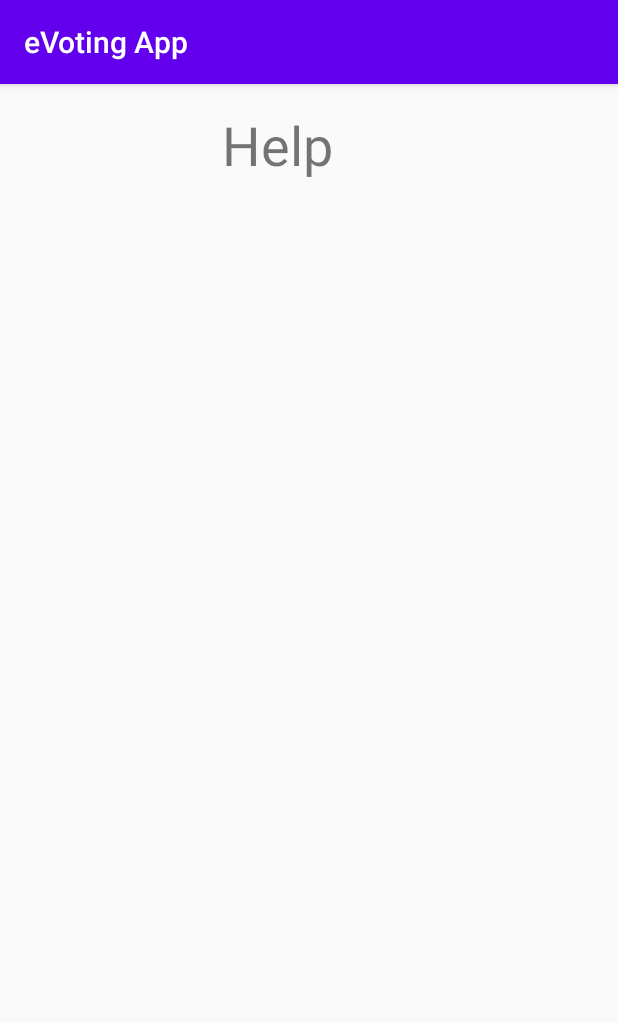
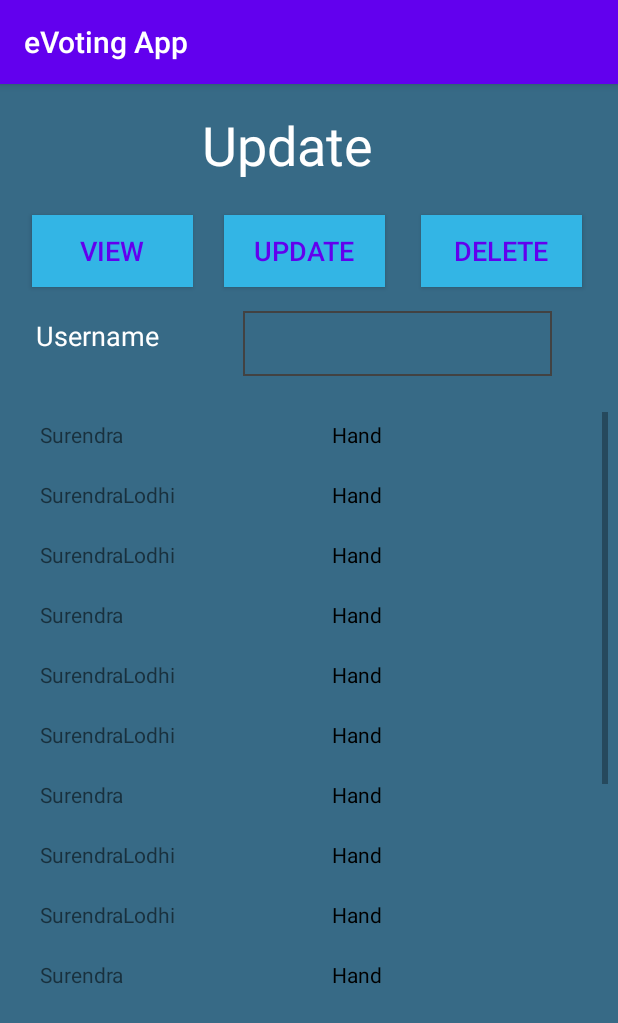
Before and after one commit to surendralodhi9/e-Voting-App, an Android app: the screen it shows after launch (HelpActivity before the commit, ModifyCandidateActivity after it), after a tap on an icon or button, on a phone screen of 412 x 824 dp. Shown: the top 1023 px of the screen. Run offline under Robolectric (Android 15) with nearby library versions, the phone set to English and light mode, and no system bars.

Commit message:
Update 4

```diff
--- a/eVotingApp/app/src/main/AndroidManifest.xml
+++ b/eVotingApp/app/src/main/AndroidManifest.xml
@@ -9,7 +9,9 @@
         android:roundIcon="@mipmap/ic_launcher_round"
         android:supportsRtl="true"
         android:theme="@style/AppTheme">
-        <activity android:name=".HelpActivity"></activity>
+        <activity android:name=".ModifyCandidateActivity" />
+        <activity android:name=".RegistrationActivity" />
+        <activity android:name=".HelpActivity" />
         <activity android:name=".ContactActivity" />
         <activity android:name=".AboutActivity" />
         <activity android:name=".LoginActivity" />
--- /dev/null
+++ b/eVotingApp/app/src/main/java/com/example/evotingapp/Candidate.java
@@ -0,0 +1,24 @@
+package com.example.evotingapp;
+
+public class Candidate {
+
+
+    public String Username;
+    public String Name;
+    public String FatherName;
+    public String Constituency;
+    public String Sign;
+
+    public Candidate(String Username,String Name,String FatherName,String Constituency,String Sign)
+    {
+
+        this.Username=Username;
+        this.Name=Name;
+        this.FatherName=FatherName;
+        this.Constituency=Constituency;
+        this.Sign=Sign;
+    }
+
+
+
+}
--- a/eVotingApp/app/src/main/java/com/example/evotingapp/MainActivity.java
+++ b/eVotingApp/app/src/main/java/com/example/evotingapp/MainActivity.java
@@ -66,7 +66,7 @@ public class MainActivity extends AppCompatActivity {
             public void onClick(View view)
             {
 
-                Intent intent=new Intent(getApplicationContext(),HelpActivity.class);
+                Intent intent=new Intent(getApplicationContext(),ModifyCandidateActivity.class);
                 startActivity(intent);
             }
 
--- /dev/null
+++ b/eVotingApp/app/src/main/java/com/example/evotingapp/ModifyCandidateActivity.java
@@ -0,0 +1,73 @@
+package com.example.evotingapp;
+
+import androidx.appcompat.app.AppCompatActivity;
+
+import android.os.Bundle;
+import android.widget.Button;
+import android.widget.EditText;
+import android.widget.GridView;
+import android.widget.ListAdapter;
+
+import java.util.ArrayList;
+import java.util.List;
+
+public class ModifyCandidateActivity extends AppCompatActivity {
+
+
+    private EditText Username;
+    private Button viewButton;
+    private Button deleteButton;
+    private Button updateButton;
+    private GridView displayGrid;
+
+    private ArrayList<Candidate> candidatesList;
+
+
+    @Override
+    protected void onCreate(Bundle savedInstanceState) {
+        super.onCreate(savedInstanceState);
+        setContentView(R.layout.activity_modify_candidate);
+
+
+        setUpAllUi();
+        candidatesList=new ArrayList<>();
+        Candidate candidate=new Candidate("surendralodhi9","Surendra","Imrat","Pichhore","Hand");
+        Candidate candidate1=new Candidate("surendralodhi","SurendraLodhi","Imrat","Pichhore","Hand");
+        Candidate candidate2=new Candidate("surendralodhi","SurendraLodhi","Imrat","Pichhore","Hand");
+        candidatesList.add(candidate);
+        candidatesList.add(candidate1);
+        candidatesList.add(candidate2);
+        candidatesList.add(candidate);
+        candidatesList.add(candidate1);
+        candidatesList.add(candidate2);
+        candidatesList.add(candidate);
+        candidatesList.add(candidate1);
+        candidatesList.add(candidate2);
+        candidatesList.add(candidate);
+        candidatesList.add(candidate1);
+        candidatesList.add(candidate2);
+        candidatesList.add(candidate);
+        candidatesList.add(candidate1);
+        candidatesList.add(candidate2);
+
+
+
+
+
+
+        MyAdapter myAdapter=new MyAdapter(this,R.layout.grid_view_candidates,candidatesList);
+        displayGrid.setAdapter(myAdapter);
+
+    }
+    protected void setUpAllUi()
+    {
+
+        Username=(EditText)findViewById(R.id.updateEmail);
+        viewButton=(Button)findViewById(R.id.viewButton);
+        deleteButton=(Button)findViewById(R.id.deleteButton);
+        updateButton=(Button)findViewById(R.id.updateButton);
+        displayGrid=(GridView)findViewById(R.id.displayGrid);
+
+
+    }
+}
--- /dev/null
+++ b/eVotingApp/app/src/main/java/com/example/evotingapp/MyAdapter.java
@@ -0,0 +1,41 @@
+package com.example.evotingapp;
+
+import android.content.Context;
+import android.view.LayoutInflater;
+import android.view.View;
+import android.view.ViewGroup;
+import android.widget.ArrayAdapter;
+import android.widget.ImageView;
+import android.widget.TextView;
+
+import java.util.ArrayList;
+
+public class MyAdapter extends ArrayAdapter<Candidate> {
+
+    ArrayList<Candidate> candidatesList = new ArrayList<>();
+
+    public MyAdapter(Context context, int textViewResourceId, ArrayList<Candidate> objects) {
+        super(context, textViewResourceId, objects);
+        candidatesList = objects;
+    }
+
+    @Override
+    public int getCount() {
+        return super.getCount();
+    }
+
+    @Override
+    public View getView(int position, View convertView, ViewGroup parent) {
+
+        View v = convertView;
+        LayoutInflater inflater = (LayoutInflater) getContext().getSystemService(Context.LAYOUT_INFLATER_SERVICE);
+        v = inflater.inflate(R.layout.grid_view_candidates, null);
+        TextView nameView = (TextView) v.findViewById(R.id.nameView);
+        TextView signView = (TextView) v.findViewById(R.id.signView);
+        nameView.setText(candidatesList.get(position).Name);
+        signView.setText(candidatesList.get(position).Sign);
+        return v;
+
+    }
+
+}
--- a/eVotingApp/app/src/main/res/layout/activity_about.xml
+++ b/eVotingApp/app/src/main/res/layout/activity_about.xml
@@ -4,6 +4,7 @@
     xmlns:tools="http://schemas.android.com/tools"
     android:layout_width="match_parent"
     android:layout_height="match_parent"
+    android:background="@color/background_color"
     tools:context=".AboutActivity">
 
     <TextView
@@ -12,6 +13,7 @@
         android:layout_height="47dp"
         android:layout_marginTop="16dp"
         android:text="About"
+        android:textColor="@android:color/white"
         android:textSize="36sp"
         app:layout_constraintBottom_toTopOf="@+id/aboutTextView"
         app:layout_constraintEnd_toEndOf="parent"
@@ -28,6 +30,7 @@
         android:layout_marginEnd="16dp"
         android:layout_marginRight="16dp"
         android:scrollbars="vertical"
+        android:textColor="@android:color/white"
         android:textSize="24sp"
         app:layout_constraintEnd_toEndOf="parent"
         app:layout_constraintHorizontal_bias="0.0"
--- a/eVotingApp/app/src/main/res/layout/activity_contact.xml
+++ b/eVotingApp/app/src/main/res/layout/activity_contact.xml
@@ -4,6 +4,7 @@
     xmlns:tools="http://schemas.android.com/tools"
     android:layout_width="match_parent"
     android:layout_height="match_parent"
+    android:background="@color/background_color"
     tools:context=".ContactActivity">
 
     <TextView
@@ -12,8 +13,9 @@
         android:layout_height="47dp"
         android:layout_marginTop="16dp"
         android:text="Contact"
+        android:textColor="@android:color/white"
+
         android:textSize="36sp"
-
         app:layout_constraintEnd_toEndOf="parent"
         app:layout_constraintStart_toStartOf="parent"
         app:layout_constraintTop_toTopOf="parent" />
--- a/eVotingApp/app/src/main/res/layout/activity_help.xml
+++ b/eVotingApp/app/src/main/res/layout/activity_help.xml
@@ -4,6 +4,7 @@
     xmlns:tools="http://schemas.android.com/tools"
     android:layout_width="match_parent"
     android:layout_height="match_parent"
+    android:background="@color/background_color"
     tools:context=".HelpActivity">
 
     <TextView
@@ -12,6 +13,7 @@
         android:layout_height="53dp"
         android:layout_marginTop="16dp"
         android:text="Help"
+        android:textColor="@android:color/white"
         android:textSize="36sp"
         app:layout_constraintBottom_toTopOf="@id/helpHeading"
         app:layout_constraintEnd_toEndOf="parent"
--- a/eVotingApp/app/src/main/res/layout/activity_main.xml
+++ b/eVotingApp/app/src/main/res/layout/activity_main.xml
@@ -4,6 +4,7 @@
     xmlns:tools="http://schemas.android.com/tools"
     android:layout_width="match_parent"
     android:layout_height="match_parent"
+    android:background="@color/background_color"
     tools:context=".MainActivity">
 
     <ImageButton
@@ -29,7 +30,6 @@
         android:layout_marginStart="32dp"
         android:layout_marginLeft="32dp"
         android:layout_marginTop="32dp"
-        android:focusableInTouchMode="true"
         android:src="@drawable/admin_button_res"
         app:layout_constraintEnd_toStartOf="@+id/imageButtonLogin"
         app:layout_constraintHorizontal_bias="0.0"
--- /dev/null
+++ b/eVotingApp/app/src/main/res/layout/activity_modify_candidate.xml
@@ -0,0 +1,108 @@
+<?xml version="1.0" encoding="utf-8"?>
+<androidx.constraintlayout.widget.ConstraintLayout xmlns:android="http://schemas.android.com/apk/res/android"
+    xmlns:app="http://schemas.android.com/apk/res-auto"
+    xmlns:tools="http://schemas.android.com/tools"
+    android:layout_width="match_parent"
+    android:layout_height="match_parent"
+    android:background="@color/background_color"
+    tools:context=".ModifyCandidateActivity">
+
+    <EditText
+        android:id="@+id/updateEmail"
+        android:layout_width="206dp"
+        android:layout_height="43dp"
+        android:layout_marginTop="16dp"
+        android:layout_marginEnd="44dp"
+        android:layout_marginRight="44dp"
+        android:background="@drawable/edit_text_background"
+        android:ems="10"
+        android:inputType="textEmailAddress"
+        android:textColor="@android:color/white"
+        app:layout_constraintEnd_toEndOf="parent"
+        app:layout_constraintTop_toBottomOf="@+id/updateButton" />
+
+    <TextView
+        android:id="@+id/emailLable3"
+        android:layout_width="109dp"
+        android:layout_height="43dp"
+        android:layout_marginStart="24dp"
+        android:layout_marginLeft="24dp"
+        android:layout_marginTop="20dp"
+        android:text="Username"
+        android:textColor="@android:color/white"
+        android:textSize="18sp"
+        app:layout_constraintEnd_toStartOf="@+id/editTextEmailAdmin"
+        app:layout_constraintHorizontal_bias="0.2"
+        app:layout_constraintStart_toStartOf="parent"
+        app:layout_constraintTop_toBottomOf="@+id/viewButton" />
+
+    <Button
+        android:id="@+id/deleteButton"
+        android:layout_width="107dp"
+        android:layout_height="48dp"
+        android:layout_marginTop="24dp"
+        android:layout_marginEnd="24dp"
+        android:layout_marginRight="24dp"
+        android:background="@android:color/holo_blue_light"
+        android:text="Delete"
+        android:textColor="@color/colorPrimary"
+        android:textSize="18sp"
+        app:layout_constraintEnd_toEndOf="parent"
+        app:layout_constraintTop_toBottomOf="@+id/updateHeading" />
+
+    <Button
+        android:id="@+id/updateButton"
+        android:layout_width="107dp"
+        android:layout_height="48dp"
+        android:layout_marginTop="24dp"
+        android:layout_marginEnd="24dp"
+        android:layout_marginRight="24dp"
+        android:background="@android:color/holo_blue_light"
+        android:text="Update"
+        android:textColor="@color/colorPrimary"
+        android:textSize="18sp"
+        app:layout_constraintEnd_toStartOf="@+id/deleteButton"
+        app:layout_constraintTop_toBottomOf="@+id/updateHeading" />
+
+    <Button
+        android:id="@+id/viewButton"
+        android:layout_width="107dp"
+        android:layout_height="48dp"
+        android:layout_marginStart="24dp"
+        android:layout_marginLeft="24dp"
+        android:layout_marginTop="24dp"
+        android:layout_marginEnd="24dp"
+        android:layout_marginRight="24dp"
+        android:background="@android:color/holo_blue_light"
+        android:text="View"
+        android:textColor="@color/colorPrimary"
+        android:textSize="18sp"
+        app:layout_constraintEnd_toStartOf="@+id/updateButton"
+        app:layout_constraintStart_toStartOf="parent"
+        app:layout_constraintTop_toBottomOf="@+id/updateHeading" />
+
+    <TextView
+        android:id="@+id/updateHeading"
+        android:layout_width="143dp"
+        android:layout_height="47dp"
+
+        android:layout_marginTop="16dp"
+        android:text="Update"
+        android:textColor="@android:color/white"
+        android:textSize="36sp"
+        app:layout_constraintEnd_toEndOf="parent"
+        app:layout_constraintStart_toStartOf="parent"
+        app:layout_constraintTop_toTopOf="parent" />
+
+    <GridView
+        android:id="@+id/displayGrid"
+        android:layout_width="398dp"
+        android:layout_height="386dp"
+        android:layout_marginTop="24dp"
+        android:numColumns="1"
+        app:layout_constraintEnd_toEndOf="parent"
+
+        app:layout_constraintStart_toStartOf="parent"
+        app:layout_constraintTop_toBottomOf="@+id/updateEmail" />
+
+</androidx.constraintlayout.widget.ConstraintLayout>
--- /dev/null
+++ b/eVotingApp/app/src/main/res/layout/grid_view_candidates.xml
@@ -0,0 +1,35 @@
+<?xml version="1.0" encoding="utf-8"?>
+<RelativeLayout xmlns:android="http://schemas.android.com/apk/res/android"
+    android:layout_width="match_parent"
+    android:layout_height="match_parent"
+    android:orientation="horizontal">
+
+    <TextView
+        android:id="@+id/nameView"
+        android:layout_width="183dp"
+        android:layout_height="40dp"
+        android:layout_alignParentStart="true"
+        android:layout_alignParentLeft="true"
+        android:layout_alignParentTop="true"
+        android:layout_marginStart="14dp"
+        android:layout_marginLeft="0dp"
+        android:layout_marginTop="0dp"
+        android:padding="5dp"
+        android:text="Surendra" />
+
+    <TextView
+        android:id="@+id/signView"
+        android:layout_width="182dp"
+        android:layout_height="40dp"
+        android:layout_alignParentEnd="true"
+        android:layout_alignParentRight="true"
+        android:layout_marginStart="11dp"
+        android:layout_marginLeft="11dp"
+        android:layout_marginEnd="21dp"
+        android:layout_marginRight="21dp"
+        android:layout_toEndOf="@+id/nameView"
+        android:layout_toRightOf="@+id/nameView"
+        android:padding="5dp"
+        android:text="Hand"
+        android:textColor="#000" />
+</RelativeLayout>
--- a/eVotingApp/app/src/main/res/values/colors.xml
+++ b/eVotingApp/app/src/main/res/values/colors.xml
@@ -3,4 +3,5 @@
     <color name="colorPrimary">#6200EE</color>
     <color name="colorPrimaryDark">#3700B3</color>
     <color name="colorAccent">#03DAC5</color>
+    <color name="background_color">#376A86</color>
 </resources>
```
Also changed, not shown: eVotingApp/app/src/main/java/com/example/evotingapp/AdminActivity.java (+24 -5 lines), eVotingApp/app/src/main/java/com/example/evotingapp/RegistrationActivity.java (added, +21 -0 lines), eVotingApp/app/src/main/res/layout/activity_admin.xml (+8 -0 lines), eVotingApp/app/src/main/res/layout/activity_login.xml (+8 -0 lines), eVotingApp/app/src/main/res/layout/activity_registration.xml (added, +179 -0 lines).
